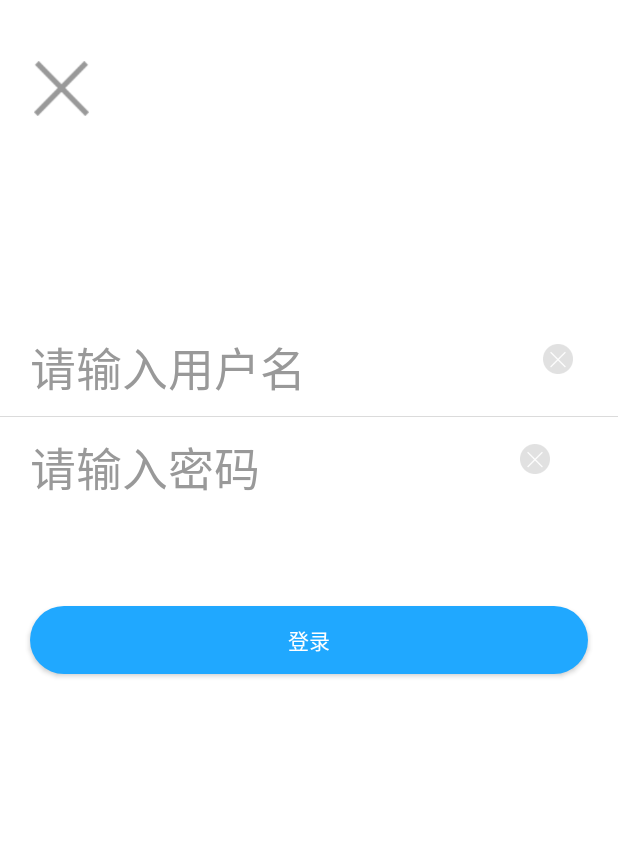
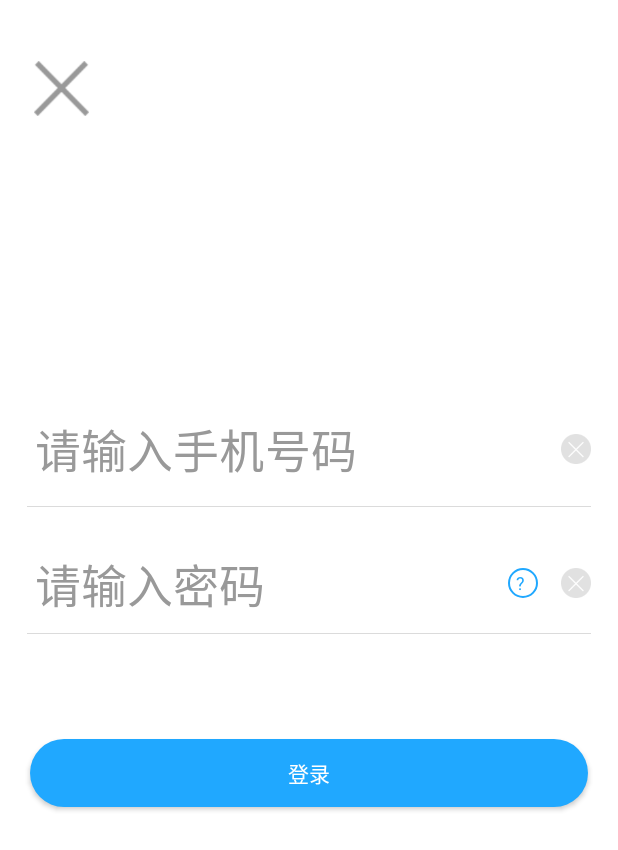
Before and after one commit to yuanchongzhang/zaixianjiaoyu, an Android app: the Loginactivity screen opened directly, with no data from a screen before it, on a phone screen of 412 x 824 dp. Shown: the top 850 px of the screen. Run offline under Robolectric (Android 15) with nearby library versions, the phone set to English and light mode, and no system bars; pictures from the network do not load.

Commit message:
搭建登录界面

```diff
--- /dev/null
+++ b/app/src/main/res/drawable/shape_yuanhuan.xml
@@ -0,0 +1,24 @@
+<?xml version="1.0" encoding="utf-8"?>
+<shape
+
+    xmlns:android="http://schemas.android.com/apk/res/android"
+
+    android:shape="oval"
+
+    android:useLevel="false">
+
+
+
+    <solid android:color="@color/white"/>
+  <!--  #FF3A20-->
+    <stroke
+
+        android:width="1dp"
+
+        android:color="#20A8FF"/>
+
+    <size android:width="20dp"
+
+    android:height="20dp"/>
+
+</shape>
--- a/app/src/main/res/layout/activity_login.xml
+++ b/app/src/main/res/layout/activity_login.xml
@@ -30,23 +30,31 @@
  <LinearLayout
      android:layout_width="match_parent"
      android:layout_height="wrap_content"
-     android:orientation="horizontal"
-     android:layout_marginLeft="@dimen/dp_20"
-     >
+     android:layout_marginLeft="@dimen/dp_18"
+     android:layout_marginRight="@dimen/dp_18"
+     android:layout_marginTop="@dimen/dp_60"
+     android:background="@color/white"
+     android:orientation="vertical">
+
+
+
+  <RelativeLayout
+      android:layout_width="match_parent"
+      android:layout_height="match_parent"
+      android:layout_weight="1">
+
 
    <EditText
        android:id="@+id/user_phone_num"
-      android:layout_width="0dp"
-      android:layout_weight="1"
+       android:layout_width="900px"
        android:layout_height="wrap_content"
        android:layout_centerVertical="true"
-
        android:layout_marginTop="@dimen/dp_10"
        android:background="@null"
-      android:hint="请输入用户名"
+       android:hint="请输入手机号码"
        android:inputType="phone"
        android:maxLength="11"
-
+       android:paddingLeft="@dimen/dp_5"
        android:textColor="#333333"
        android:textColorHint="#999999"
        android:textSize="46px" />
@@ -59,50 +67,88 @@
        android:layout_centerVertical="true"
        android:background="@drawable/close2"
        android:gravity="center"
-      android:layout_gravity="center"
-      android:layout_marginRight="@dimen/dp_30"
        android:visibility="visible" />
 
- </LinearLayout>
+
+  </RelativeLayout>
+
   <View
       android:layout_width="match_parent"
       android:layout_height="1px"
-     android:layout_marginTop="@dimen/dp_10"
+      android:layout_marginTop="15px"
       android:background="#DBDBDB" />
 
   <LinearLayout
       android:layout_width="match_parent"
-     android:layout_height="wrap_content"
+      android:layout_height="match_parent"
+
+
+      android:layout_marginTop="@dimen/dp_28"
       android:orientation="horizontal"
-     android:layout_marginLeft="@dimen/dp_20"
       >
 
+
+
    <EditText
-      android:id="@+id/edit_pwd"
+       android:id="@+id/user_password"
        android:layout_width="0dp"
 android:layout_weight="1"
+
        android:layout_height="wrap_content"
-      android:layout_centerVertical="true"
 
-      android:layout_marginTop="@dimen/dp_10"
+
+       android:layout_alignParentTop="true"
+
        android:background="@null"
        android:hint="请输入密码"
-      android:inputType="phone"
-      android:maxLength="11"
-
+       android:inputType="textPassword"
+       android:maxLength="18"
+       android:paddingLeft="@dimen/dp_5"
        android:textColor="#333333"
        android:textColorHint="#999999"
        android:textSize="46px" />
+  <!-- android:background="@drawable/shape_yuanhuan"-->
+   <LinearLayout
+       android:layout_width="wrap_content"
+       android:layout_height="wrap_content"
+
+       android:layout_toRightOf="@+id/user_password"
+android:layout_gravity="center_vertical"
+       android:background="@drawable/shape_yuanhuan"
+       android:layout_marginRight="@dimen/dp_15"
+       >
+    <TextView
+        android:layout_width="match_parent"
+        android:layout_height="match_parent"
+        android:text="  ?"
+        android:layout_gravity="center"
+        android:gravity="center"
+android:textColor="#20A8FF"
+  android:textSize="@dimen/sp_12"
+
+        />
+
+   </LinearLayout>
+
+
 
       <ImageView
-      android:id="@+id/img_clear12"
+          android:id="@+id/img_clear"
           android:layout_width="@dimen/dp_20"
           android:layout_height="@dimen/dp_20"
-      android:layout_marginRight="68px"
-      android:background="@drawable/close2"
           android:layout_gravity="center"
-      />
 
+          android:layout_alignParentRight="true"
+          android:layout_centerInParent="true"
+          android:background="@drawable/close2" />
+  </LinearLayout>
+
+
+  <View
+      android:layout_width="match_parent"
+      android:layout_height="1px"
+      android:layout_marginTop="15px"
+      android:background="#DBDBDB" />
  </LinearLayout>
 
 
```
Lines whose indentation alone changed are shown as unchanged.
